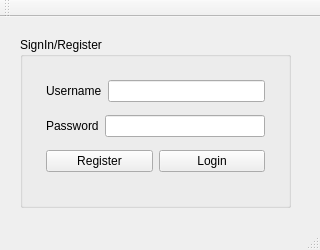
Above: Scribble/Scribble/Login.ui from PopescuFilip/Scribble before the change. Below: the same form after it.
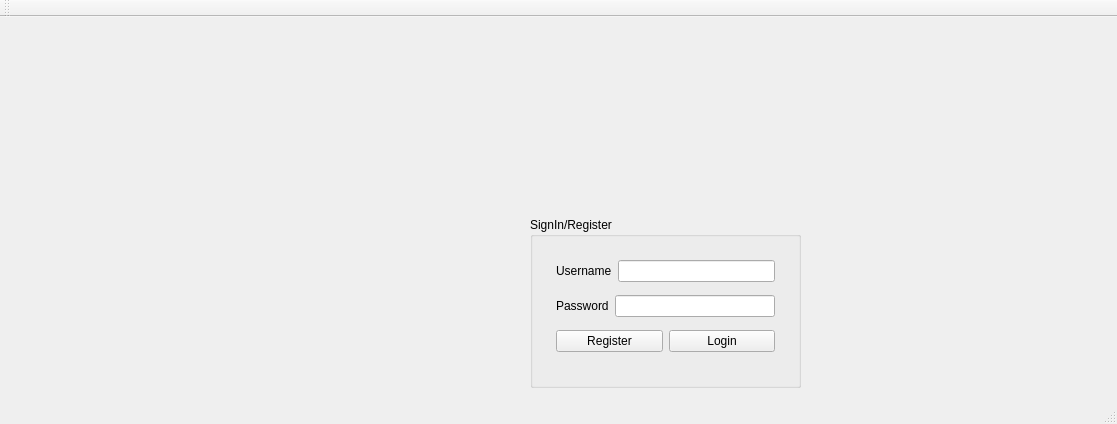
That is the form after the change.

Commit message: Added background image to the Longin window

```diff
--- a/Scribble/Scribble/Login.ui
+++ b/Scribble/Scribble/Login.ui
@@ -6,8 +6,8 @@
    <rect>
     <x>0</x>
     <y>0</y>
-    <width>320</width>
-    <height>250</height>
+    <width>1117</width>
+    <height>424</height>
    </rect>
   </property>
   <property name="windowTitle">
@@ -17,8 +17,8 @@
    <widget class="QGroupBox" name="groupBox">
     <property name="geometry">
      <rect>
-      <x>20</x>
-      <y>20</y>
+      <x>530</x>
+      <y>200</y>
       <width>271</width>
       <height>171</height>
      </rect>
@@ -26,7 +26,7 @@
     <property name="title">
      <string>SignIn/Register</string>
     </property>
-    <widget class="QWidget" name="">
+    <widget class="QWidget" name="layoutWidget">
      <property name="geometry">
       <rect>
        <x>15</x>
```
Left out of the diff: 2 changed lines with no effect on the pictures. The commit also changes 7 other files.
